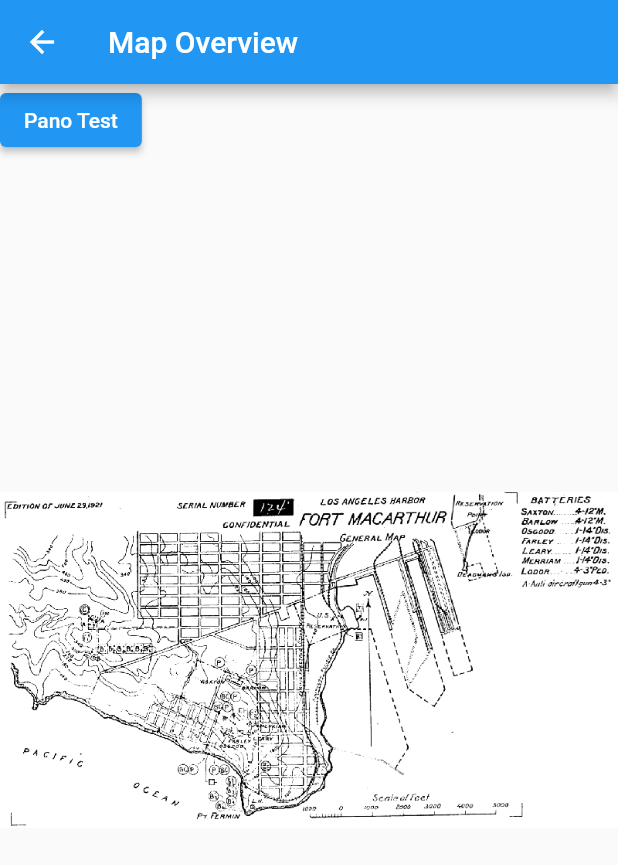
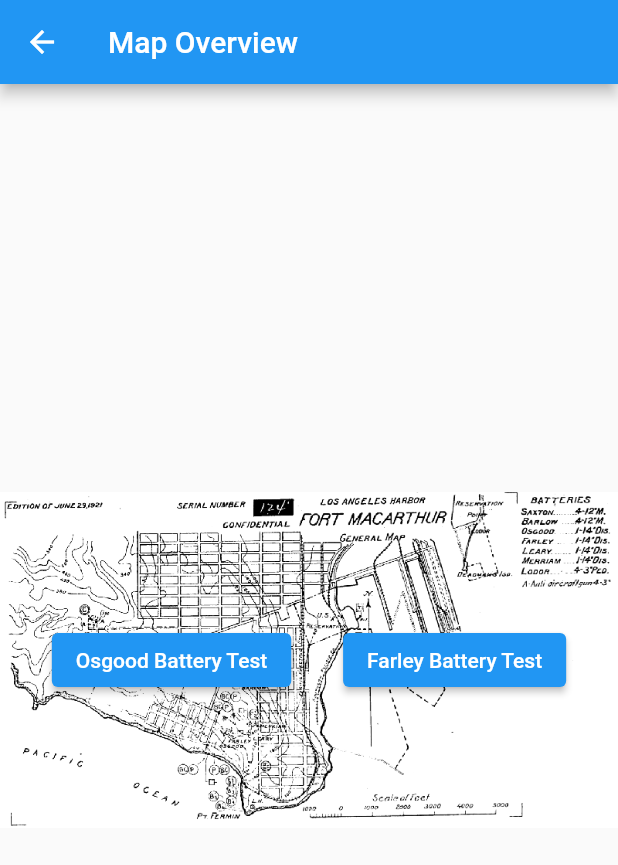
Before and after one commit to Richard-Fleming/Fort_MacArthur, a Flutter app: the VirtualTours screen opened directly, on a phone screen of 412 x 824 dp. Shown: the top 865 px of the screen. Run offline on Flutter 3.47's test engine with Material 2 defaults, Android fonts, the phone set to English and light mode, and no system bars; missing offline and left inert: panorama.

Commit message:
added test pano images for osgood and farley batteries

```diff
--- a/fort_macarthur/lib/panoramaView.dart
+++ b/fort_macarthur/lib/panoramaView.dart
@@ -2,15 +2,43 @@ import 'package:flutter/material.dart';
 import 'package:panorama/panorama.dart';
 
 class PanoView extends StatelessWidget {
+  final String title;
+  final String panoPath;
+
+  PanoView({Key? key, required this.title, required this.panoPath})
+      : super(key: key);
+
   @override
   Widget build(BuildContext context) {
     return Scaffold(
       appBar: AppBar(
-        title: Text("Test Pano"),
+        title: Text(title + " Battery"),
       ),
-      body: Panorama(
-        child: Image.asset("assets/images/test_pano.jpg"),
+      body: Stack(
+        alignment: Alignment.topRight,
+        children: [
+          Panorama(
+            child: Image.asset(panoPath),
+            maxLatitude: 30,
+            minLatitude: -30,
+          ),
+          Container(
+            margin: EdgeInsets.symmetric(vertical: 5, horizontal: 5),
+            child: ElevatedButton.icon(
+              onPressed: () {},
+              icon: Icon(Icons.collections_bookmark),
+              label: Text(title + " Collection"),
+            ),
+          ),
+        ],
       ),
     );
   }
 }
+
+class PanoData {
+  String title;
+  String panoPath;
+
+  PanoData({required this.title, required this.panoPath});
+}
--- a/fort_macarthur/lib/virtual_tours.dart
+++ b/fort_macarthur/lib/virtual_tours.dart
@@ -2,6 +2,11 @@ import 'package:flutter/material.dart';
 import 'package:fort_macarthur/panoramaView.dart';
 
 class VirtualTours extends StatelessWidget {
+  final List<PanoData> batteryData = [
+    PanoData(title: "Osgood", panoPath: "assets/images/osgood_pano.jpg"),
+    PanoData(title: "Farley", panoPath: "assets/images/farley_pano.jpg")
+  ];
+
   @override
   Widget build(BuildContext context) {
     return Scaffold(
@@ -9,14 +14,25 @@ class VirtualTours extends StatelessWidget {
         title: Text("Map Overview"),
       ),
       body: Stack(
+        alignment: Alignment.center,
         children: [
           Center(child: Image.asset("assets/images/fort_macarthur_map.png")),
-          ElevatedButton(
-              onPressed: () {
-                Navigator.push(context,
-                    MaterialPageRoute(builder: (context) => PanoView()));
-              },
-              child: Text("Pano Test"))
+          Row(
+            mainAxisAlignment: MainAxisAlignment.spaceEvenly,
+            children: batteryData
+                .map((data) => ElevatedButton(
+                    onPressed: () {
+                      Navigator.push(
+                          context,
+                          MaterialPageRoute(
+                              builder: (context) => PanoView(
+                                    title: data.title,
+                                    panoPath: data.panoPath,
+                                  )));
+                    },
+                    child: Text(data.title + " Battery Test")))
+                .toList(),
+          )
         ],
       ),
     );
```
Also changed, not shown: fort_macarthur/assets/images/farley_pano.jpg (added), fort_macarthur/assets/images/osgood_pano.jpg (added), fort_macarthur/assets/images/test_pano.jpg (deleted).
